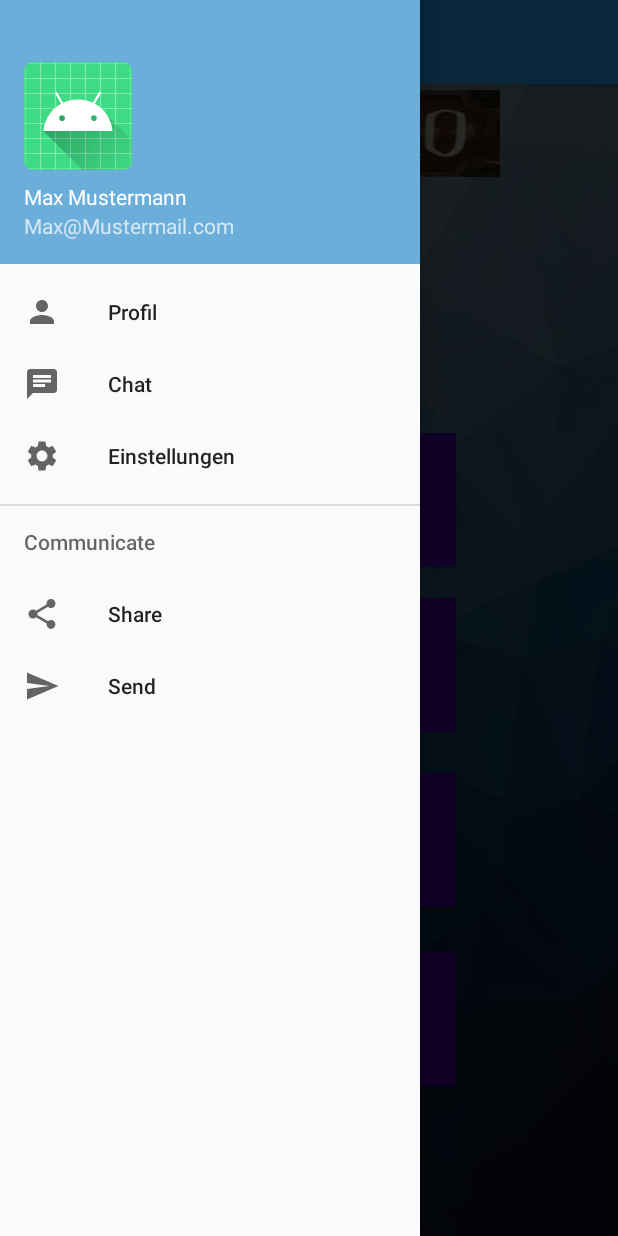
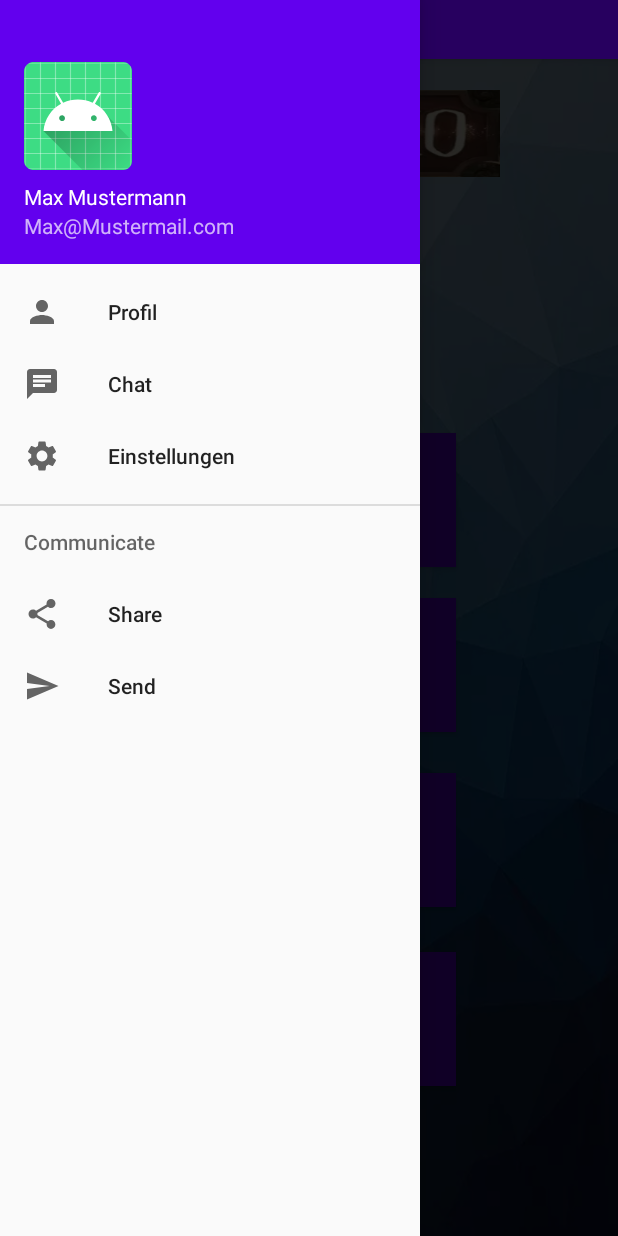
Before and after one commit to AxelKoerner/Obscurio-Game, an Android app: the screen it shows after launch (MainMenu), with the side drawer open, on a phone screen of 412 x 824 dp. Run offline under Robolectric (Android 15) with nearby library versions, the phone set to English and light mode, and no system bars; Roboto replaces fonts that are not available here.

Commit message:
different color

```diff
--- a/app/src/main/res/layout/main_menu.xml
+++ b/app/src/main/res/layout/main_menu.xml
@@ -36,6 +36,7 @@
             android:layout_marginBottom="446dp"
             android:background="@drawable/background"
             android:text="Neues Spiel"
+            android:textColor="@color/white"
             android:layout_alignParentStart="true" />
 
     <Button
@@ -50,6 +51,7 @@
             android:layout_marginBottom="336dp"
             android:background="@drawable/background"
             android:text="Spiel Beitreten"
+            android:textColor="@color/white"
             android:layout_alignParentStart="true" />
 
     <Button
@@ -64,6 +66,7 @@
             android:layout_marginBottom="219dp"
             android:background="@drawable/background"
             android:text="Optionen"
+            android:textColor="@color/white"
             android:layout_alignParentStart="true" />
 
     <Button
@@ -78,6 +81,7 @@
             android:layout_marginBottom="100dp"
             android:background="@drawable/background"
             android:text="Spiel Beenden"
+            android:textColor="@color/white"
             android:layout_alignParentStart="true"
              />
 </RelativeLayout>
@@ -89,8 +93,8 @@
 
         <androidx.appcompat.widget.Toolbar
                 android:layout_width="match_parent"
-                android:layout_height="?attr/actionBarSize"
-                android:background="#165F98"
+                android:layout_height="39dp"
+                android:background="@color/purple_500"
                 android:id="@+id/toolbar"
                 android:theme="@style/ThemeOverlay.AppCompat.Dark.ActionBar"
                 app:popupTheme="@style/ThemeOverlay.AppCompat.Light"
--- a/app/src/main/res/layout/nav_header.xml
+++ b/app/src/main/res/layout/nav_header.xml
@@ -6,7 +6,7 @@
         android:gravity="bottom"
         android:padding="16dp"
         android:theme="@style/ThemeOverlay.AppCompat.Dark"
-        android:background="#6CAEDA">
+        android:background="@color/purple_500">
 
     <ImageView
             android:layout_width="wrap_content"
--- a/app/src/main/res/values/styles.xml
+++ b/app/src/main/res/values/styles.xml
@@ -3,8 +3,8 @@
 
     <style name="AppTheme" parent="Theme.AppCompat.Light.NoActionBar">
 
-        <item name="colorPrimary">#FF6CAEDA</item>
-        <item name="colorPrimaryDark">#FF6CAEDA</item>
+        <item name="colorPrimary">@color/purple_500</item>
+        <item name="colorPrimaryDark">@color/purple_500</item>
     </style>
 
     <style name="AppTheme.NoActionBar">
```
